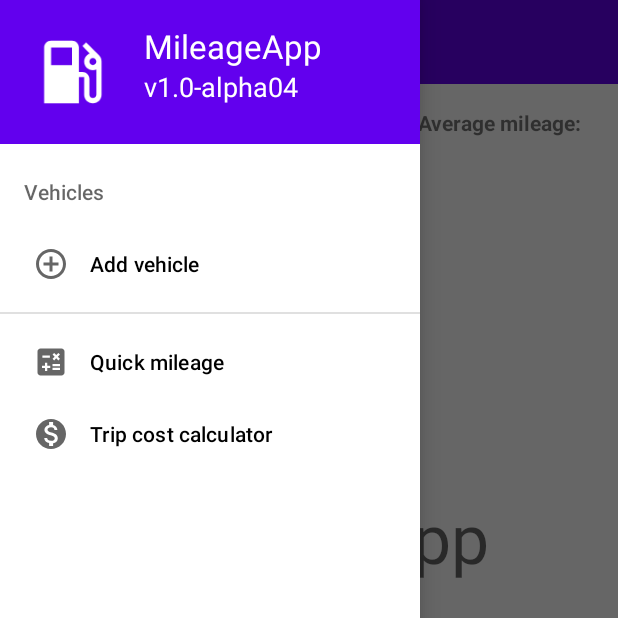
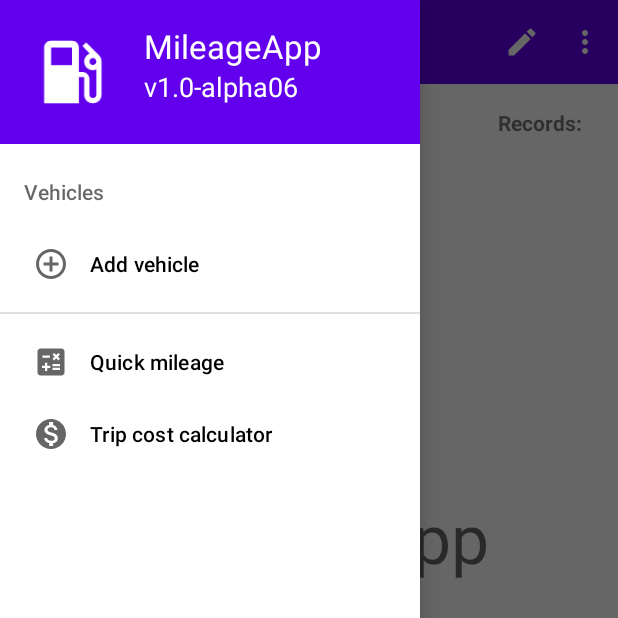
Before and after one commit to miguelamacias/MileageApp, an Android app: the fragment MileageListFragment placed in its activity, with the side drawer open, on a phone screen of 412 x 824 dp, the top half of it. Run offline under Robolectric (Android 15) with nearby library versions, the phone set to English and light mode, and no system bars; our stand-ins replace Room's generated code, navigation-ui; 4 statements that could not run were skipped.

Commit message:
Version 1.0 Alpha 06 - Actions added to the MileageListFragment
-Added the ability to edit a car from the MileageListFragment options menu
-Added the ability to delete a car from the MileageListFragment options menu
-Added the ability to clear all the mileages from the MileageListFragment options menu
-Changed the item layout of the mileages list for Card

```diff
--- a/app/src/main/java/com/macisdev/mileageapp/MainActivity.kt
+++ b/app/src/main/java/com/macisdev/mileageapp/MainActivity.kt
@@ -76,7 +76,8 @@ class MainActivity : AppCompatActivity() {
 				.add(R.id.vehicles_group, Menu.NONE, 0, getString(R.string.add_vehicle))
 				.setIcon(R.drawable.ic_add_circle)
 				.setOnMenuItemClickListener {
-					val directions = HomeFragmentDirections.actionHomeFragmentToAddVehicleFragment()
+					val directions = HomeFragmentDirections
+						.actionHomeFragmentToAddVehicleFragment(false, "")
 					navController.navigate(directions)
 					true
 				}
--- a/app/src/main/java/com/macisdev/mileageapp/MileageListFragment.kt
+++ b/app/src/main/java/com/macisdev/mileageapp/MileageListFragment.kt
@@ -1,11 +1,11 @@
 package com.macisdev.mileageapp
 
+import android.annotation.SuppressLint
 import android.os.Bundle
 import android.text.format.DateFormat
-import android.view.LayoutInflater
-import android.view.View
-import android.view.ViewGroup
+import android.view.*
 import android.widget.TextView
+import androidx.appcompat.view.menu.MenuBuilder
 import androidx.fragment.app.Fragment
 import androidx.fragment.app.viewModels
 import androidx.navigation.fragment.findNavController
@@ -14,6 +14,7 @@ import androidx.recyclerview.widget.DiffUtil
 import androidx.recyclerview.widget.LinearLayoutManager
 import androidx.recyclerview.widget.ListAdapter
 import androidx.recyclerview.widget.RecyclerView
+import com.google.android.material.snackbar.Snackbar
 import com.macisdev.mileageapp.databinding.FragmentMileageListBinding
 import com.macisdev.mileageapp.model.Mileage
 import com.macisdev.mileageapp.viewModels.MileageListViewModel
@@ -23,8 +24,13 @@ class MileageListFragment : Fragment() {
 	private lateinit var gui: FragmentMileageListBinding
 
 	private val fragmentArgs: MileageListFragmentArgs by navArgs()
-	private val mileageListViewModel: MileageListViewModel by viewModels {
+	private val mileageListVM: MileageListViewModel by viewModels {
 		MileageListViewModel.Factory(fragmentArgs.vehiclePlateNumber)
+	}
+
+	override fun onCreate(savedInstanceState: Bundle?) {
+		super.onCreate(savedInstanceState)
+		setHasOptionsMenu(true)
 	}
 
 	override fun onCreateView(inflater: LayoutInflater, container: ViewGroup?, savedInstanceState: Bundle?): View {
@@ -35,7 +41,7 @@ class MileageListFragment : Fragment() {
 	override fun onViewCreated(view: View, savedInstanceState: Bundle?) {
 		super.onViewCreated(view, savedInstanceState)
 
-		mileageListViewModel.mileageListLiveData.observe(viewLifecycleOwner) {updateMileages(it)}
+		mileageListVM.mileageListLiveData.observe(viewLifecycleOwner) {updateMileages(it)}
 
 		gui.mileagesRecyclerView.layoutManager = LinearLayoutManager(view.context)
 		val adapter = MileageAdapter()
@@ -43,8 +49,39 @@ class MileageListFragment : Fragment() {
 
 		gui.addMileageFab.setOnClickListener {
 			val directions = MileageListFragmentDirections
-				.actionMileageListFragmentToAddMileageFragment(fragmentArgs.vehiclePlateNumber)
+				.actionMileageListFragmentToAddMileageFragment(mileageListVM.plateNumber)
 			findNavController().navigate(directions)
+		}
+	}
+
+	@SuppressLint("RestrictedApi")
+	override fun onCreateOptionsMenu(menu: Menu, inflater: MenuInflater) {
+		super.onCreateOptionsMenu(menu, inflater)
+		inflater.inflate(R.menu.menu_list_mileage, menu)
+		if (menu is MenuBuilder) menu.setOptionalIconsVisible(true)
+	}
+
+	override fun onOptionsItemSelected(item: MenuItem): Boolean {
+		return when (item.itemId) {
+			R.id.edit_vehicle -> {
+				val directions = MileageListFragmentDirections
+					.actionMileageListFragmentToAddVehicleFragment(true, mileageListVM.plateNumber)
+				findNavController().navigate(directions)
+				true
+			}
+			R.id.clear_mileages -> {
+				mileageListVM.clearMileages()
+				Snackbar.make(gui.root, R.string.cleared_mileages, Snackbar.LENGTH_LONG).show()
+				true
+			}
+			R.id.delete_vehicle -> {
+				mileageListVM.deleteVehicle()
+				Snackbar.make(gui.root, R.string.deleted_vehicle, Snackbar.LENGTH_LONG).show()
+
+				findNavController().navigateUp()
+				true
+			}
+			else -> super.onOptionsItemSelected(item)
 		}
 	}
 
@@ -52,7 +89,7 @@ class MileageListFragment : Fragment() {
 		val adapter = gui.mileagesRecyclerView.adapter as MileageAdapter
 		adapter.submitList(mileages)
 		gui.recordsCountTextView.text = mileages.size.toString()
-		gui.averageMileageTextView.text = calculateAverage(mileages)
+		gui.averageMileageTextView.text = calculateAverageMileage(mileages)
 
 		if (mileages.isEmpty()) {
 			gui.noMileagesTextView.visibility = View.VISIBLE
@@ -61,11 +98,11 @@ class MileageListFragment : Fragment() {
 		}
 	}
 
-	private fun calculateAverage(mileages: List<Mileage>) = String.format(Locale.getDefault(), "%.2f",
+	private fun calculateAverageMileage(mileages: List<Mileage>) = String.format(Locale.getDefault(), "%.2f",
 		mileages.sumOf { it.mileage } / mileages.size)
 
-	private inner class MileageAdapter :
-		ListAdapter<Mileage, MileageAdapter.MileageViewHolder>(MileageDiffCallback) {
+
+	private inner class MileageAdapter : ListAdapter<Mileage, MileageAdapter.MileageViewHolder>(MileageDiffCallback) {
 
 		private inner class MileageViewHolder(view: View) : RecyclerView.ViewHolder(view) {
 			private var currentMileage: Mileage? = null
@@ -93,8 +130,6 @@ class MileageListFragment : Fragment() {
 		override fun onBindViewHolder(holder: MileageAdapter.MileageViewHolder, position: Int) {
 			holder.bindData(currentList[position])
 		}
-
-		override fun getItemCount() = currentList.size
 	}
 
 	object MileageDiffCallback : DiffUtil.ItemCallback<Mileage>() {
--- /dev/null
+++ b/app/src/main/res/drawable/ic_baseline_delete_forever_24.xml
@@ -0,0 +1,10 @@
+<vector xmlns:android="http://schemas.android.com/apk/res/android"
+    android:width="24dp"
+    android:height="24dp"
+    android:viewportWidth="24"
+    android:viewportHeight="24"
+    android:tint="?attr/colorControlNormal">
+  <path
+      android:fillColor="@android:color/white"
+      android:pathData="M6,19c0,1.1 0.9,2 2,2h8c1.1,0 2,-0.9 2,-2L18,7L6,7v12zM8.46,11.88l1.41,-1.41L12,12.59l2.12,-2.12 1.41,1.41L13.41,14l2.12,2.12 -1.41,1.41L12,15.41l-2.12,2.12 -1.41,-1.41L10.59,14l-2.13,-2.12zM15.5,4l-1,-1h-5l-1,1L5,4v2h14L19,4z"/>
+</vector>
--- /dev/null
+++ b/app/src/main/res/drawable/ic_baseline_delete_sweep_24.xml
@@ -0,0 +1,10 @@
+<vector xmlns:android="http://schemas.android.com/apk/res/android"
+    android:width="24dp"
+    android:height="24dp"
+    android:viewportWidth="24"
+    android:viewportHeight="24"
+    android:tint="?attr/colorControlNormal">
+  <path
+      android:fillColor="@android:color/white"
+      android:pathData="M15,16h4v2h-4zM15,8h7v2h-7zM15,12h6v2h-6zM3,18c0,1.1 0.9,2 2,2h6c1.1,0 2,-0.9 2,-2L13,8L3,8v10zM14,5h-3l-1,-1L6,4L5,5L2,5v2h12z"/>
+</vector>
--- /dev/null
+++ b/app/src/main/res/drawable/ic_baseline_edit_24.xml
@@ -0,0 +1,10 @@
+<vector xmlns:android="http://schemas.android.com/apk/res/android"
+    android:width="24dp"
+    android:height="24dp"
+    android:viewportWidth="24"
+    android:viewportHeight="24"
+    android:tint="?attr/colorControlNormal">
+  <path
+      android:fillColor="@android:color/white"
+      android:pathData="M3,17.25V21h3.75L17.81,9.94l-3.75,-3.75L3,17.25zM20.71,7.04c0.39,-0.39 0.39,-1.02 0,-1.41l-2.34,-2.34c-0.39,-0.39 -1.02,-0.39 -1.41,0l-1.83,1.83 3.75,3.75 1.83,-1.83z"/>
+</vector>
--- a/app/src/main/res/layout/fragment_mileage_list.xml
+++ b/app/src/main/res/layout/fragment_mileage_list.xml
@@ -25,12 +25,11 @@
             android:layout_width="wrap_content"
             android:layout_height="wrap_content"
             android:id="@+id/records_label"
-            app:layout_constraintStart_toStartOf="parent"
-            android:layout_marginStart="16dp"
             android:textAppearance="@style/TextAppearance.AppCompat.Small"
             android:textStyle="bold"
-            app:layout_constraintTop_toTopOf="parent"
-            android:layout_marginTop="16dp" />
+            app:layout_constraintBaseline_toBaselineOf="@+id/average_mileage_text_view"
+            app:layout_constraintEnd_toStartOf="@+id/records_count_text_view"
+            android:layout_marginEnd="8dp" />
 
     <TextView
             tools:text="8"
@@ -38,30 +37,31 @@
             android:layout_height="wrap_content"
             android:id="@+id/records_count_text_view"
             app:layout_constraintBaseline_toBaselineOf="@+id/records_label"
-            app:layout_constraintStart_toEndOf="@+id/records_label"
-            android:layout_marginStart="8dp"
-            android:textAppearance="@style/TextAppearance.AppCompat.Small" />
+            android:textAppearance="@style/TextAppearance.AppCompat.Small"
+            app:layout_constraintEnd_toEndOf="parent"
+            android:layout_marginEnd="16dp" />
 
     <TextView
             tools:text="7,34"
             android:layout_width="wrap_content"
             android:layout_height="wrap_content"
             android:id="@+id/average_mileage_text_view"
-            app:layout_constraintEnd_toEndOf="parent"
-            android:layout_marginEnd="16dp"
             app:layout_constraintBaseline_toBaselineOf="@+id/average_label"
-            android:textAppearance="@style/TextAppearance.AppCompat.Medium" />
+            android:textAppearance="@style/TextAppearance.AppCompat.Medium"
+            app:layout_constraintStart_toEndOf="@+id/average_label"
+            android:layout_marginStart="8dp" />
 
     <TextView
             android:text="@string/average_mileage"
             android:layout_width="wrap_content"
             android:layout_height="wrap_content"
             android:id="@+id/average_label"
-            app:layout_constraintBaseline_toBaselineOf="@+id/records_count_text_view"
-            app:layout_constraintEnd_toStartOf="@+id/average_mileage_text_view"
-            android:layout_marginEnd="8dp"
             android:textAppearance="@style/TextAppearance.AppCompat.Small"
-            android:textStyle="bold" />
+            android:textStyle="bold"
+            app:layout_constraintStart_toStartOf="parent"
+            android:layout_marginStart="16dp"
+            app:layout_constraintTop_toTopOf="parent"
+            android:layout_marginTop="16dp" />
 
     <com.google.android.material.floatingactionbutton.FloatingActionButton
             android:src="@drawable/ic_add_to_list"
@@ -74,7 +74,8 @@
             android:layout_marginBottom="16dp"
             android:layout_marginEnd="16dp"
             android:contentDescription="@string/add_mileage"
-            android:focusable="true" />
+            android:focusable="true"
+            tools:ignore="ImageContrastCheck" />
 
     <TextView
             android:text="@string/no_mileages"
--- /dev/null
+++ b/app/src/main/res/menu/menu_list_mileage.xml
@@ -0,0 +1,22 @@
+<?xml version="1.0" encoding="utf-8"?>
+<menu xmlns:android="http://schemas.android.com/apk/res/android"
+        xmlns:app="http://schemas.android.com/apk/res-auto">
+
+    <item
+        android:id="@+id/edit_vehicle"
+        android:icon="@drawable/ic_baseline_edit_24"
+        android:title="@string/edit_vehicle"
+        app:showAsAction="ifRoom"/>
+
+    <item
+            android:id="@+id/clear_mileages"
+            android:icon="@drawable/ic_baseline_delete_sweep_24"
+            android:title="@string/clear_mileages"
+            app:showAsAction="never"/>
+
+    <item
+        android:id="@+id/delete_vehicle"
+        android:icon="@drawable/ic_baseline_delete_forever_24"
+        android:title="@string/delete_vehicle"
+        app:showAsAction="never"/>
+</menu>
--- a/app/src/main/res/navigation/nav_graph.xml
+++ b/app/src/main/res/navigation/nav_graph.xml
@@ -38,6 +38,13 @@
         <action
                 android:id="@+id/action_mileageListFragment_to_addMileageFragment"
                 app:destination="@id/addMileageFragment" />
+        <action
+                android:id="@+id/action_mileageListFragment_to_addVehicleFragment"
+                app:destination="@id/addVehicleFragment" />
+        <action
+                android:id="@+id/action_mileageListFragment_pop"
+                app:popUpTo="@id/mileageListFragment"
+                app:popUpToInclusive="true" />
     </fragment>
     <fragment
             android:id="@+id/quickMileageFragment"
@@ -49,7 +56,14 @@
             android:name="com.macisdev.mileageapp.AddVehicleFragment"
             android:label="fragment_add_vehicle"
             tools:layout="@layout/fragment_add_vehicle" >
+        <argument
+            android:name="editMode"
+            app:argType="boolean"/>
+        <argument
+                android:name="editVehiclePlate"
+                app:argType="string"/>
     </dialog>
+
     <dialog
             android:id="@+id/addMileageFragment"
             android:name="com.macisdev.mileageapp.AddMileageFragment"
--- a/app/src/main/res/values/strings.xml
+++ b/app/src/main/res/values/strings.xml
@@ -1,6 +1,6 @@
 <resources>
     <string name="app_name">MileageApp</string>
-    <string name="app_version">v1.0-alpha04</string>
+    <string name="app_version">v1.0-alpha06</string>
     <string name="kilometres_label">Kilometres:</string>
     <string name="litres_label">Litres:</string>
     <string name="mileage_label">Mileage:</string>
@@ -29,7 +29,14 @@
     <string name="not_available">Not available yet!</string>
     <string name="error_empty_field">Field can\'t be empty!</string>
     <string name="vehicle_added">Vehicle added successfully!</string>
+    <string name="vehicle_edited">Vehicle edited successfully!</string>
     <string name="icon_and_color_label">Icon and color:</string>
     <string name="no_mileages">No mileages added for this vehicle yet!</string>
+    <string name="edit_vehicle">Edit vehicle</string>
+    <string name="delete_vehicle">Delete vehicle</string>
+    <string name="deleted_vehicle">Vehicle deleted!</string>
+    <string name="clear_mileages">Delete all mileages</string>
+    <string name="cleared_mileages">All mileages deleted!</string>
+    <string name="save_changes">Save changes</string>
 
 </resources>
--- a/app/src/main/res/values/themes.xml
+++ b/app/src/main/res/values/themes.xml
@@ -13,9 +13,15 @@
         <item name="android:statusBarColor" tools:targetApi="l">?attr/colorPrimaryVariant</item>
         <!-- Customize your theme here. -->
         <item name="actionBarPopupTheme">@style/PopupOverlay</item>
+        <item name="actionOverflowMenuStyle">@style/CMOptionsMenu</item>
+
     </style>
 
     <style name="PopupOverlay" parent="ThemeOverlay.AppCompat.Dark.ActionBar">
         <item name="iconTint">@android:color/white</item>
     </style>
+
+    <style name="CMOptionsMenu" parent="Widget.AppCompat.PopupMenu.Overflow">
+        <item name="android:popupBackground">@color/grey</item>
+    </style>
 </resources>
```
Also changed, not shown: app/src/main/java/com/macisdev/mileageapp/AddVehicleFragment.kt (+60 -4 lines), app/src/main/java/com/macisdev/mileageapp/database/MileageDao.kt (+13 -0 lines), app/src/main/java/com/macisdev/mileageapp/database/MileageRepository.kt (+14 -0 lines), app/src/main/java/com/macisdev/mileageapp/viewModels/AddVehicleViewModel.kt (+6 -3 lines), app/src/main/java/com/macisdev/mileageapp/viewModels/MileageListViewModel.kt (+9 -1 lines), app/src/main/res/layout/list_item_mileage.xml (+27 -12 lines).
